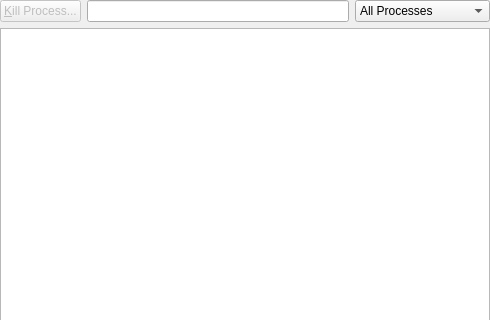
Above: processui/ProcessWidgetUI.ui from KDE/libksysguard before the change; both pictures show x 0 to 490 and y 0 to 320 of the 490 by 472 pixel window. Below: the same form after it.
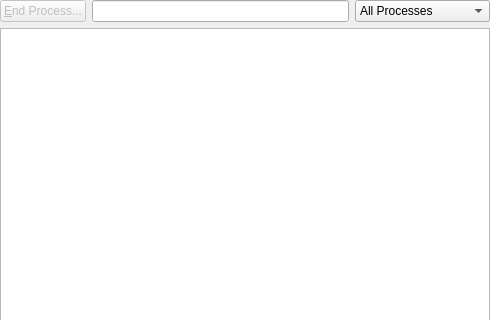
That is the form after the change. Custom widgets are drawn as their Qt base class.

Commit message:
Rename Kill Process to End Process
BUG:172273
BUG:192232

Patch:
```diff
--- a/processui/ProcessWidgetUI.ui
+++ b/processui/ProcessWidgetUI.ui
@@ -41,7 +41,7 @@
 &lt;p style=&quot; margin-top:12px; margin-bottom:12px; margin-left:0px; margin-right:0px; -qt-block-indent:0; text-indent:0px;&quot;&gt;&lt;span style=&quot; font-style:italic;&quot;&gt;Technical information: &lt;/span&gt;&lt;br /&gt;The SIGTERM signal is sent to the given process. If there are insufficient privillages to do so, by default a password is requested.&lt;br /&gt;By running the program &lt;span style=&quot; font-family:'Courier New,courier';&quot;&gt;polkit-kde-authorization&lt;/span&gt; you can give certain (or all) users permission to kill any process, without requiring a password. &lt;/p&gt;&lt;/body&gt;&lt;/html&gt;</string>
        </property>
        <property name="text">
-        <string>&amp;Kill Process...</string>
+        <string>&amp;End Process...</string>
        </property>
        <property name="flat">
         <bool>false</bool>
```
The commit also changes 1 other file.
